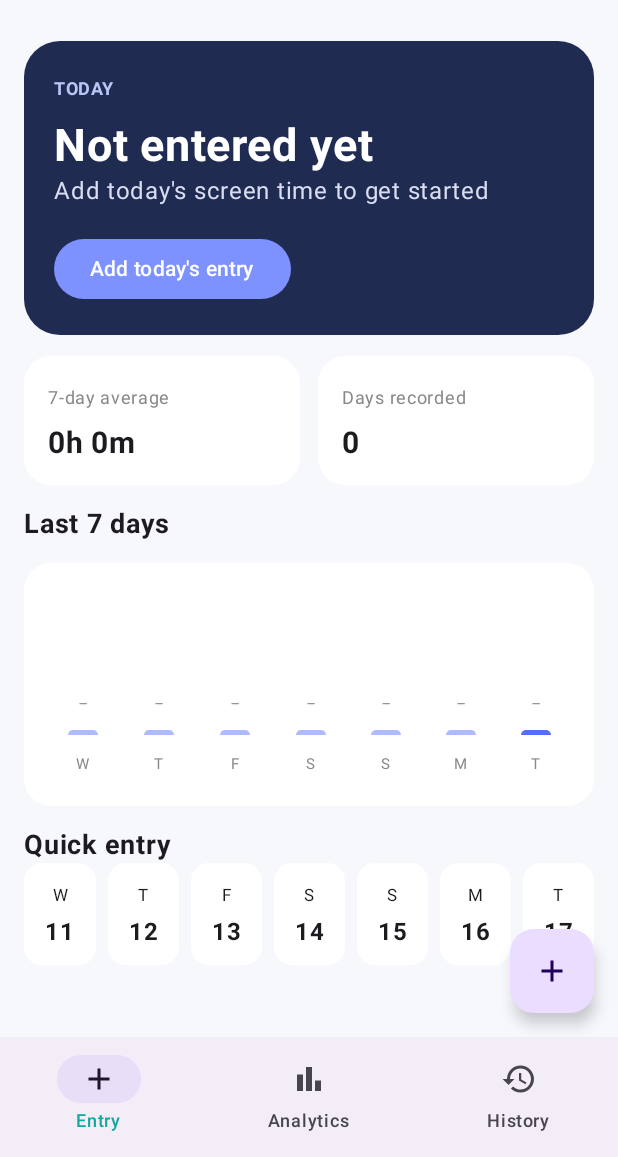
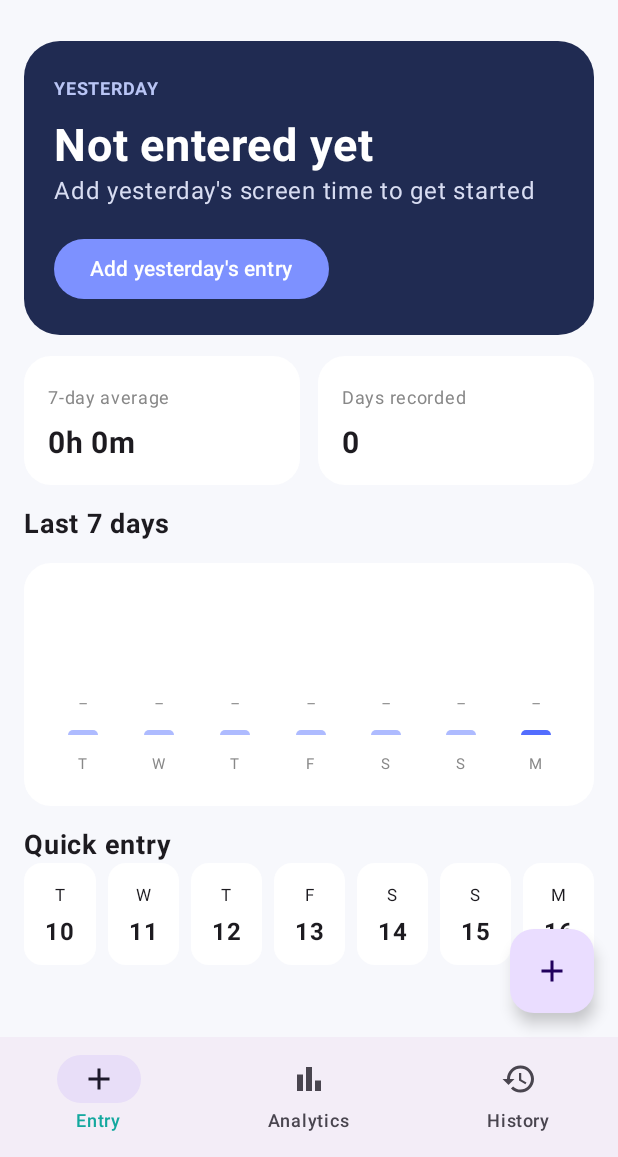
Before and after one commit to mohsenzakeri/ScreenMonitor, an Android app built with Jetpack Compose: the screen it shows after launch (MainActivity), on a phone screen of 412 x 824 dp, the part 79-1236 px from its top. Run offline under Robolectric (Android 15) with nearby library versions, the phone set to English and light mode, and no system bars; our stand-ins replace Room's generated code.

Commit message:
Use yesterday as the home screen daily entry

```diff
--- a/app/src/main/java/com/example/screentrack/MainActivity.kt
+++ b/app/src/main/java/com/example/screentrack/MainActivity.kt
@@ -153,22 +153,22 @@ private fun ScreenTrackApp(context: Context, db: ScreenTimeDatabase) {
 
 @Composable
 private fun HomeScreen(entries: List<DailyEntry>, modifier: Modifier = Modifier, onAdd: (LocalDate) -> Unit) {
-    val today = LocalDate.now()
-    val todayEntry = entries.firstOrNull { it.date == today.toString() }
-    val weekStart = today.with(TemporalAdjusters.previousOrSame(DayOfWeek.MONDAY))
-    val weekEntries = entries.filter { runCatching { LocalDate.parse(it.date) }.getOrNull() in weekStart..today }
+    val yesterday = LocalDate.now().minusDays(1)
+    val yesterdayEntry = entries.firstOrNull { it.date == yesterday.toString() }
+    val sevenDayStart = yesterday.minusDays(6)
+    val weekEntries = entries.filter { runCatching { LocalDate.parse(it.date) }.getOrNull() in sevenDayStart..yesterday }
     val average = if (weekEntries.isEmpty()) 0 else weekEntries.sumOf { it.minutes } / weekEntries.size
     LazyColumn(modifier.fillMaxSize(), contentPadding = PaddingValues(16.dp), verticalArrangement = Arrangement.spacedBy(14.dp)) {
         item {
             Card(shape = RoundedCornerShape(24.dp), colors = CardDefaults.cardColors(containerColor = Color(0xFF202B52))) {
                 Column(Modifier.fillMaxWidth().padding(20.dp)) {
-                    Text("TODAY", color = Color(0xFFB9C5F5), fontSize = 12.sp, fontWeight = FontWeight.Bold)
+                    Text("YESTERDAY", color = Color(0xFFB9C5F5), fontSize = 12.sp, fontWeight = FontWeight.Bold)
                     Spacer(Modifier.height(8.dp))
-                    Text(todayEntry?.let { formatDuration(it.minutes) } ?: "Not entered yet", color = Color.White, fontSize = 30.sp, fontWeight = FontWeight.Bold)
-                    Text(if (todayEntry == null) "Add today's screen time to get started" else "Your daily screen-time total", color = Color(0xFFD8DDF2))
+                    Text(yesterdayEntry?.let { formatDuration(it.minutes) } ?: "Not entered yet", color = Color.White, fontSize = 30.sp, fontWeight = FontWeight.Bold)
+                    Text(if (yesterdayEntry == null) "Add yesterday's screen time to get started" else "Your screen-time total for yesterday", color = Color(0xFFD8DDF2))
                     Spacer(Modifier.height(16.dp))
-                    Button(onClick = { onAdd(today) }, colors = ButtonDefaults.buttonColors(containerColor = Color(0xFF7D91FF))) {
-                        Text(if (todayEntry == null) "Add today's entry" else "Edit today's entry")
+                    Button(onClick = { onAdd(yesterday) }, colors = ButtonDefaults.buttonColors(containerColor = Color(0xFF7D91FF))) {
+                        Text(if (yesterdayEntry == null) "Add yesterday's entry" else "Edit yesterday's entry")
                     }
                 }
             }
@@ -184,7 +184,7 @@ private fun HomeScreen(entries: List<DailyEntry>, modifier: Modifier = Modifier,
         item {
             Text("Quick entry", fontSize = 18.sp, fontWeight = FontWeight.Bold)
             Row(horizontalArrangement = Arrangement.spacedBy(8.dp)) {
-                (0..6).map { today.minusDays((6 - it).toLong()) }.forEach { day ->
+                (0..6).map { yesterday.minusDays((6 - it).toLong()) }.forEach { day ->
                     val exists = entries.any { it.date == day.toString() }
                     Surface(
                         modifier = Modifier.weight(1f).clickable { onAdd(day) },
@@ -216,8 +216,8 @@ private fun StatCard(label: String, value: String, modifier: Modifier = Modifier
 
 @Composable
 private fun WeeklyBars(entries: List<DailyEntry>) {
-    val today = LocalDate.now()
-    val days = (6 downTo 0).map { today.minusDays(it.toLong()) }
+    val yesterday = LocalDate.now().minusDays(1)
+    val days = (6 downTo 0).map { yesterday.minusDays(it.toLong()) }
     val values = days.map { d -> entries.firstOrNull { it.date == d.toString() }?.minutes ?: 0 }
     val maxVal = max(60, values.maxOrNull() ?: 60)
     Card(shape = RoundedCornerShape(18.dp), colors = CardDefaults.cardColors(containerColor = Color.White)) {
```
